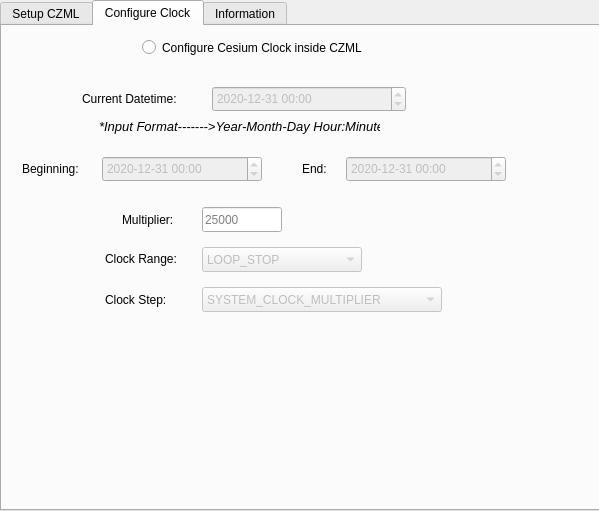
First picture: the form in CZMLBillboardMaker_dialog_base.ui, repository muratkendir/CZMLBillboardMaker, before the edit.
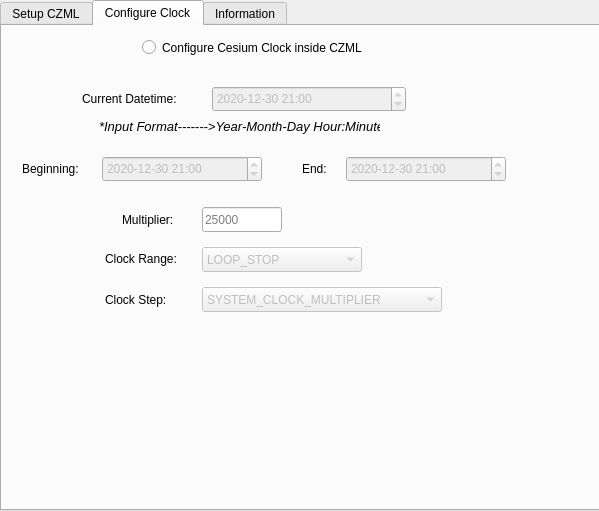
Second picture: the form after the edit. The open tabs and pages were chosen to show the change. Icons and pictures are not drawn.

Diff of the .ui file:
```diff
--- a/CZMLBillboardMaker_dialog_base.ui
+++ b/CZMLBillboardMaker_dialog_base.ui
@@ -617,12 +617,12 @@
      </property>
      <property name="dateTime">
       <datetime>
-       <hour>0</hour>
+       <hour>21</hour>
        <minute>0</minute>
        <second>0</second>
        <year>2020</year>
        <month>12</month>
-       <day>31</day>
+       <day>30</day>
       </datetime>
      </property>
      <property name="displayFormat">
@@ -685,12 +685,12 @@
      </property>
      <property name="dateTime">
       <datetime>
-       <hour>0</hour>
+       <hour>21</hour>
        <minute>0</minute>
        <second>0</second>
        <year>2020</year>
        <month>12</month>
-       <day>31</day>
+       <day>30</day>
       </datetime>
      </property>
      <property name="displayFormat">
@@ -746,12 +746,12 @@
      </property>
      <property name="dateTime">
       <datetime>
-       <hour>0</hour>
+       <hour>21</hour>
        <minute>0</minute>
        <second>0</second>
        <year>2020</year>
        <month>12</month>
-       <day>31</day>
+       <day>30</day>
       </datetime>
      </property>
      <property name="maximumDate">
```
Left out of the diff: 2 changed lines with no effect on the pictures.
